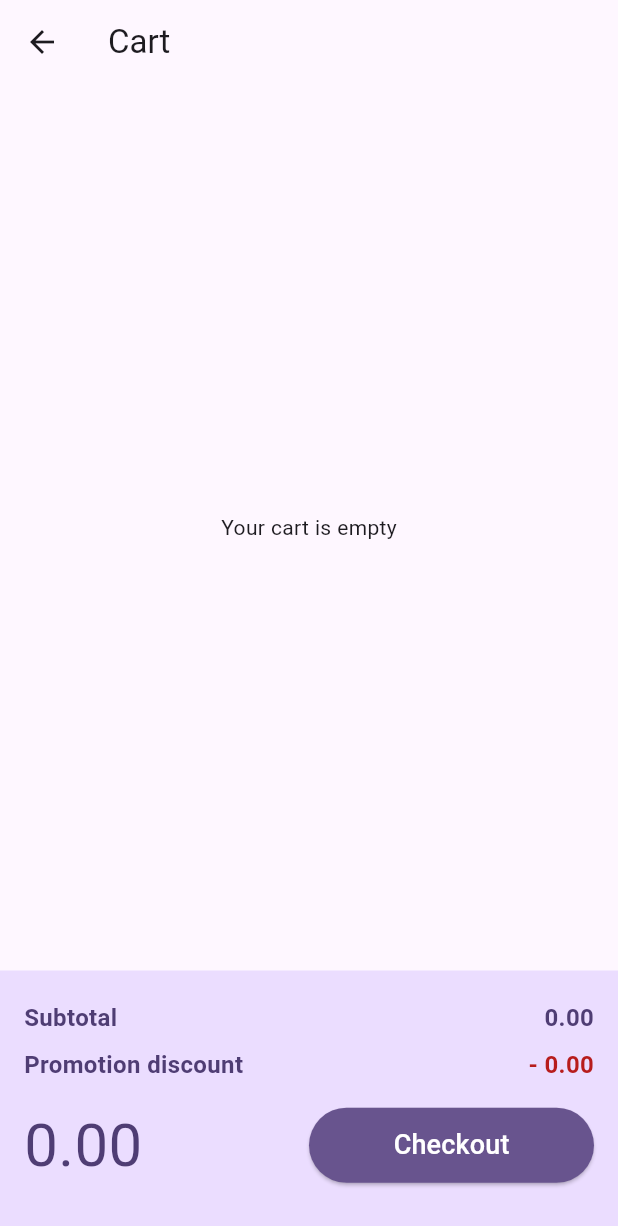
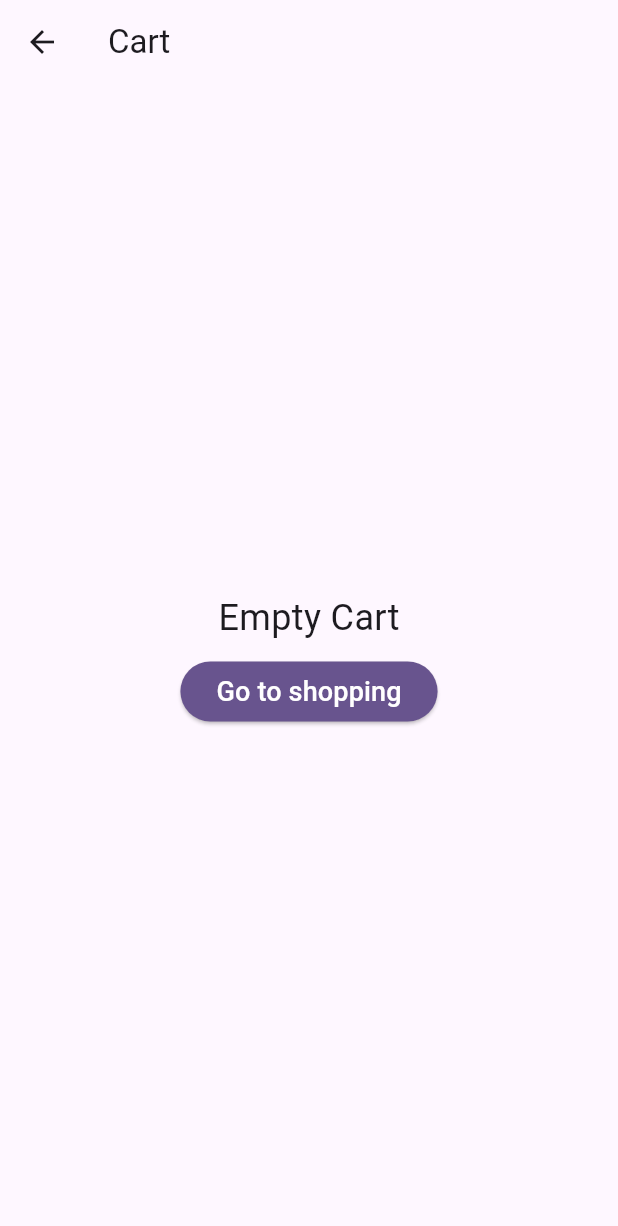
Before and after one commit to 6242043726/freshket_app, a Flutter app: the screen it shows after launch, item 2 of the bottom bar chosen, on a phone screen of 412 x 824 dp. Shown: the top 1226 px of the screen. Run offline on Flutter 3.47's test engine with Material 3 defaults, Android fonts, the phone set to English and light mode, and no system bars; our stand-ins replace dartz, dio, get_it; missing offline and left inert: data_connection_checker_tv.

Commit message:
feat: empty page

```diff
--- a/lib/features/shopping/presentation/pages/cart_page.dart
+++ b/lib/features/shopping/presentation/pages/cart_page.dart
@@ -3,13 +3,21 @@ import 'package:freshket_app/features/shopping/domain/entities/product_entity.da
 import 'package:freshket_app/features/shopping/presentation/provider/cart_provider.dart';
 import 'package:provider/provider.dart';
 
-class CartPage extends StatelessWidget {
+class CartPage extends StatefulWidget {
   const CartPage({super.key});
+
+  @override
+  _CartPageState createState() => _CartPageState();
+}
+
+class _CartPageState extends State<CartPage> {
+  bool isCheckoutSuccess = false;
 
   @override
   Widget build(BuildContext context) {
     final cartProvider = Provider.of<CartProvider>(context);
     final ColorScheme colorScheme = Theme.of(context).colorScheme;
+
     return Scaffold(
       appBar: AppBar(
         title: Text("Cart"),
@@ -18,13 +26,71 @@ class CartPage extends StatelessWidget {
           icon: Icon(Icons.arrow_back),
         ),
       ),
-      body: Column(
+      body:
+          isCheckoutSuccess
+              ? Column(
+                mainAxisAlignment: MainAxisAlignment.center,
+                children: [
+                  Center(
+                    child: Text(
+                      "Success!",
+                      style: TextStyle(
+                        fontSize: 32,
+                      ),
+                    ),
+                  ),
+                  Center(
+                    child: Text(
+                      "Thank you for shopping with us!",
+                      style: TextStyle(fontSize: 14),
+                    ),
+                  ),
+                  SizedBox(
+                    height: 8,
+                  ),
+                  ElevatedButton(
+                    onPressed: () => Navigator.pop(context),
+                    style: ElevatedButton.styleFrom(
+                      backgroundColor: colorScheme.primary,
+                    ),
+                    child: Text(
+                      "Shop again",
+                      style: TextStyle(fontSize: 18, color: Colors.white),
+                    ),
+                  ),
+                ],
+              )
+              : cartProvider.cartItems.isEmpty
+              ? Column(
+                mainAxisAlignment: MainAxisAlignment.center,
+                children: [
+                  Center(
+                    child: Text(
+                      "Empty Cart",
+                      style: TextStyle(
+                        fontSize: 24,
+                      ),
+                    ),
+                  ),
+                  SizedBox(
+                    height: 8,
+                  ),
+                  ElevatedButton(
+                    onPressed: () => Navigator.pop(context),
+                    style: ElevatedButton.styleFrom(
+                      backgroundColor: colorScheme.primary,
+                    ),
+                    child: Text(
+                      "Go to shopping",
+                      style: TextStyle(fontSize: 18, color: Colors.white),
+                    ),
+                  ),
+                ],
+              )
+              : Column(
                 children: [
                   Expanded(
-            child:
-                cartProvider.cartItems.isEmpty
-                    ? Center(child: Text("Your cart is empty"))
-                    : ListView.builder(
+                    child: ListView.builder(
                       itemCount: cartProvider.cartItems.length,
                       itemBuilder: (context, index) {
                         final cartItem = cartProvider.cartItems[index];
@@ -81,55 +147,31 @@ class CartPage extends StatelessWidget {
                             trailing: Row(
                               mainAxisSize: MainAxisSize.min,
                               children: [
-                                Container(
-                                  width: 36.0,
-                                  height: 36.0,
-                                  margin: EdgeInsets.all(8.0),
-                                  decoration: BoxDecoration(
-                                    color: colorScheme.primary,
-                                    shape: BoxShape.circle,
-                                  ),
-                                  child: IconButton(
-                                    icon: Icon(
-                                      Icons.remove,
-                                      color: Colors.white,
-                                    ),
-                                    onPressed: () {
-                                      cartProvider.decreaseQuantity(
+                                _buildQuantityButton(
+                                  context,
+                                  cartProvider,
                                   product,
                                   type,
-                                      );
-                                    },
-                                    iconSize: 24.0,
-                                    padding: EdgeInsets.all(0),
+                                  Icons.remove,
+                                  () => cartProvider.decreaseQuantity(
+                                    product,
+                                    type,
                                   ),
                                 ),
-                                Container(
-                                  width: 24.0,
-                                  child: Text(
+                                Text(
                                   "${cartProvider.getQuantity(product, type)}",
                                   style: TextStyle(fontSize: 18),
                                   textAlign: TextAlign.center,
                                 ),
-                                ),
-                                Container(
-                                  width: 36.0,
-                                  height: 36.0,
-                                  margin: EdgeInsets.all(8.0),
-                                  decoration: BoxDecoration(
-                                    color: colorScheme.primary,
-                                    shape: BoxShape.circle,
-                                  ),
-                                  child: IconButton(
-                                    icon: Icon(Icons.add, color: Colors.white),
-                                    onPressed: () {
-                                      cartProvider.increaseQuantity(
+                                _buildQuantityButton(
+                                  context,
+                                  cartProvider,
                                   product,
                                   type,
-                                      );
-                                    },
-                                    iconSize: 24.0,
-                                    padding: EdgeInsets.all(0),
+                                  Icons.add,
+                                  () => cartProvider.increaseQuantity(
+                                    product,
+                                    type,
                                   ),
                                 ),
                               ],
@@ -139,7 +181,44 @@ class CartPage extends StatelessWidget {
                       },
                     ),
                   ),
-          Container(
+                  _buildCheckoutSection(context, cartProvider, colorScheme),
+                ],
+              ),
+    );
+  }
+
+  Widget _buildQuantityButton(
+    BuildContext context,
+    CartProvider cartProvider,
+    ProductEntity product,
+    String type,
+    IconData icon,
+    VoidCallback onPressed,
+  ) {
+    final ColorScheme colorScheme = Theme.of(context).colorScheme;
+    return Container(
+      width: 36.0,
+      height: 36.0,
+      margin: EdgeInsets.all(8.0),
+      decoration: BoxDecoration(
+        color: colorScheme.primary,
+        shape: BoxShape.circle,
+      ),
+      child: IconButton(
+        icon: Icon(icon, color: Colors.white),
+        onPressed: onPressed,
+        iconSize: 24.0,
+        padding: EdgeInsets.all(0),
+      ),
+    );
+  }
+
+  Widget _buildCheckoutSection(
+    BuildContext context,
+    CartProvider cartProvider,
+    ColorScheme colorScheme,
+  ) {
+    return Container(
       padding: EdgeInsets.all(16),
       decoration: BoxDecoration(color: colorScheme.primaryContainer),
       child: Column(
@@ -171,11 +250,10 @@ class CartPage extends StatelessWidget {
                   textAlign: TextAlign.start,
                 ),
               ),
-
               Expanded(
                 child: ElevatedButton(
                   onPressed: () async {
-                          bool success =  await cartProvider.checkout();
+                    bool success = await cartProvider.checkout();
                     if (!success) {
                       ScaffoldMessenger.of(context).showSnackBar(
                         SnackBar(
@@ -184,13 +262,15 @@ class CartPage extends StatelessWidget {
                           action: SnackBarAction(
                             label: 'x',
                             onPressed: () {
-                                    ScaffoldMessenger.of(
-                                      context,
-                                    ).clearSnackBars();
+                              ScaffoldMessenger.of(context).clearSnackBars();
                             },
                           ),
                         ),
                       );
+                    } else {
+                      setState(() {
+                        isCheckoutSuccess = true;
+                      });
                     }
                   },
                   style: ElevatedButton.styleFrom(
@@ -206,9 +286,6 @@ class CartPage extends StatelessWidget {
             ],
           ),
           SizedBox(height: 16),
-              ],
-            ),
-          ),
         ],
       ),
     );
--- a/lib/features/shopping/presentation/provider/cart_provider.dart
+++ b/lib/features/shopping/presentation/provider/cart_provider.dart
@@ -8,6 +8,10 @@ class CartProvider extends ChangeNotifier {
 
   final Map<String, int> _cartItems = {};
   final Map<String, ProductEntity> _productsInCart = {};
+
+  bool _isCheckoutSuccess = false;
+
+  bool get isCheckoutSuccess  => _isCheckoutSuccess;
 
   List<Map<String, dynamic>> get cartItems =>
       _cartItems.entries.map((entry) {
@@ -90,6 +94,7 @@ class CartProvider extends ChangeNotifier {
     bool success = await checkoutUseCase(productIds);
 
     if (success) {
+      _isCheckoutSuccess = true;
       clearCart();
     }
     return success;
```
Lines whose indentation alone changed are shown as unchanged.
